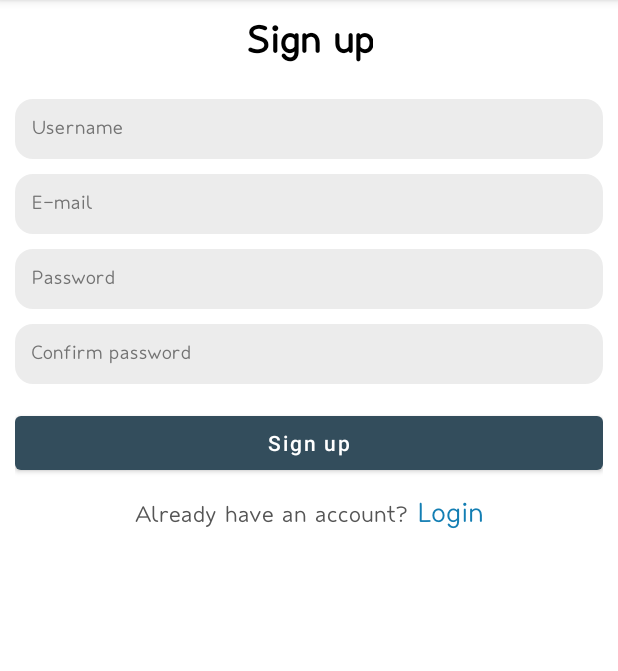
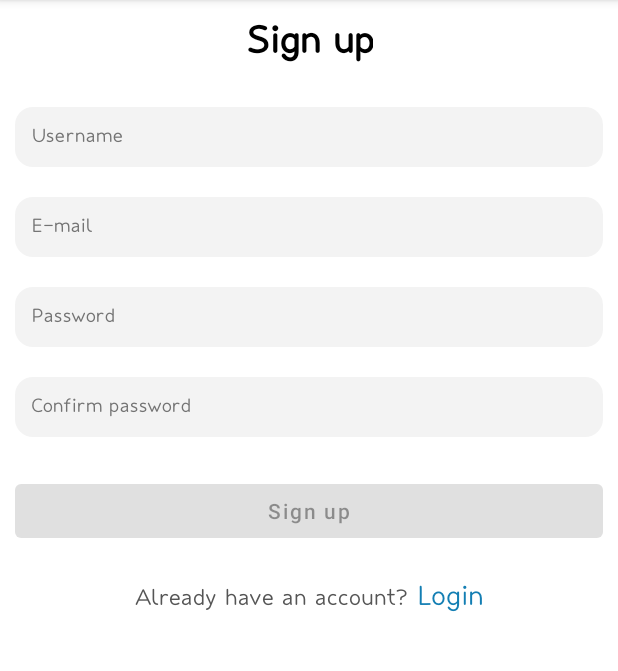
Before and after one commit to emilbagirov30/Linksy, an Android app: the screen it shows after launch (AuthActivity), on a phone screen of 412 x 824 dp, the part 84-755 px from its top. Run offline under Robolectric (Android 15) with nearby library versions, the phone set to English and light mode, and no system bars.

Commit message:
made visual changes to the registration fragment

```diff
--- a/presentation/src/main/res/layout/fragment_registration.xml
+++ b/presentation/src/main/res/layout/fragment_registration.xml
@@ -16,15 +16,15 @@
 
     <EditText
         android:id="@+id/et_username"
-        android:layout_marginTop="20dp"
+        android:layout_marginTop="25dp"
         style="@style/EditTextStyle"
-        android:inputType=""
+        android:inputType="text"
         android:hint="@string/hint_username">
     </EditText>
 
     <EditText
         android:id="@+id/et_email"
-        android:layout_marginTop="10dp"
+        android:layout_marginTop="20dp"
         style="@style/EditTextStyle"
         android:inputType="textEmailAddress"
         android:hint="@string/hint_email">
@@ -33,7 +33,7 @@
     <RelativeLayout
         android:layout_width="match_parent"
         android:layout_height="40dp"
-        android:layout_marginTop="10dp"
+        android:layout_marginTop="20dp"
       >
 
         <EditText
@@ -62,7 +62,7 @@
     <RelativeLayout
         android:layout_width="match_parent"
         android:layout_height="40dp"
-        android:layout_marginTop="10dp">
+        android:layout_marginTop="20dp">
 
         <EditText
             android:id="@+id/et_confirm_password"
@@ -89,7 +89,8 @@
         android:id="@+id/bt_sign_up"
         android:layout_width="match_parent"
         android:layout_height="wrap_content"
-        android:layout_marginTop="15dp"
+        android:enabled="false"
+        android:layout_marginTop="25dp"
         android:text="@string/sign_up_button">
 
     </com.google.android.material.button.MaterialButton>
@@ -97,7 +98,7 @@
     <LinearLayout
         android:layout_width="wrap_content"
         android:layout_height="wrap_content"
-        android:layout_marginTop="10dp"
+        android:layout_marginTop="20dp"
         android:orientation="horizontal" >
     <com.google.android.material.textview.MaterialTextView
 
--- a/presentation/src/main/res/values/colors.xml
+++ b/presentation/src/main/res/values/colors.xml
@@ -3,7 +3,7 @@
     <color name="black">#FF000000</color>
     <color name="white">#FFFFFFFF</color>
     <color name="colorPrimary">#334d5c</color>
-    <color name="edit_text_background_default_color">#ECECEC</color>
+    <color name="edit_text_background_default_color">#F3F3F3</color>
     <color name="edit_text_hint_color">#737373</color>
     <color name="question">#555555</color>
     <color name="link">#137EB3</color>
```
